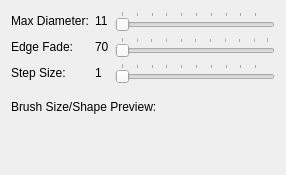
Above: designer/EraserOptionsWidgetUi.ui from skitzycat/beedraw before the change. Below: the same form after it.
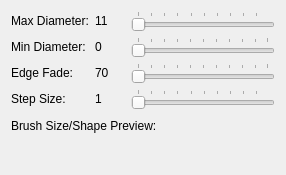
That is the form after the change.

Commit message: implemented miminum size parameter for pencil, brush and eraser, fixed bug in eraser causing it to not work when being scaled

Diff of the .ui file:
```diff
--- a/designer/EraserOptionsWidgetUi.ui
+++ b/designer/EraserOptionsWidgetUi.ui
@@ -46,21 +46,21 @@
        </property>
       </widget>
      </item>
-     <item row="1" column="0">
+     <item row="2" column="0">
       <widget class="QLabel" name="label_2">
        <property name="text">
         <string>Edge Fade:</string>
        </property>
       </widget>
      </item>
-     <item row="1" column="1">
+     <item row="2" column="1">
       <widget class="QLabel" name="blurpercentdisplay">
        <property name="text">
         <string>70</string>
        </property>
       </widget>
      </item>
-     <item row="1" column="2">
+     <item row="2" column="2">
       <widget class="QSlider" name="blurpercent">
        <property name="enabled">
         <bool>false</bool>
@@ -73,21 +73,21 @@
        </property>
       </widget>
      </item>
-     <item row="2" column="0">
+     <item row="3" column="0">
       <widget class="QLabel" name="label_3">
        <property name="text">
         <string>Step Size:</string>
        </property>
       </widget>
      </item>
-     <item row="2" column="1">
+     <item row="3" column="1">
       <widget class="QLabel" name="stepsizedisplay">
        <property name="text">
         <string>1</string>
        </property>
       </widget>
      </item>
-     <item row="2" column="2">
+     <item row="3" column="2">
       <widget class="QSlider" name="stepsize">
        <property name="minimum">
         <number>1</number>
@@ -100,6 +100,46 @@
        </property>
       </widget>
      </item>
+     <item row="4" column="1">
+      <spacer name="horizontalSpacer">
+       <property name="orientation">
+        <enum>Qt::Horizontal</enum>
+       </property>
+       <property name="sizeType">
+        <enum>QSizePolicy::Fixed</enum>
+       </property>
+       <property name="sizeHint" stdset="0">
+        <size>
+         <width>30</width>
+         <height>0</height>
+        </size>
+       </property>
+      </spacer>
+     </item>
+     <item row="1" column="0">
+      <widget class="QLabel" name="label_5">
+       <property name="text">
+        <string>Min Diameter:</string>
+       </property>
+      </widget>
+     </item>
+     <item row="1" column="1">
+      <widget class="QLabel" name="mindiameterdisplay">
+       <property name="text">
+        <string>0</string>
+       </property>
+      </widget>
+     </item>
+     <item row="1" column="2">
+      <widget class="QSlider" name="mindiameter">
+       <property name="orientation">
+        <enum>Qt::Horizontal</enum>
+       </property>
+       <property name="tickPosition">
+        <enum>QSlider::TicksAbove</enum>
+       </property>
+      </widget>
+     </item>
     </layout>
    </item>
    <item>
```
Left out of the diff: 16 changed lines with no effect on the pictures. The commit also changes 5 other files.
